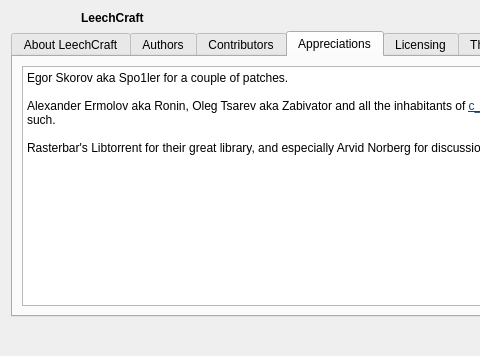
Before: the Qt Designer form src/aboutdialog.ui in 0xd34df00d/leechcraft, drawn with Qt 5; both pictures show x 0 to 480 and y 0 to 356 of the 876 by 356 pixel window.
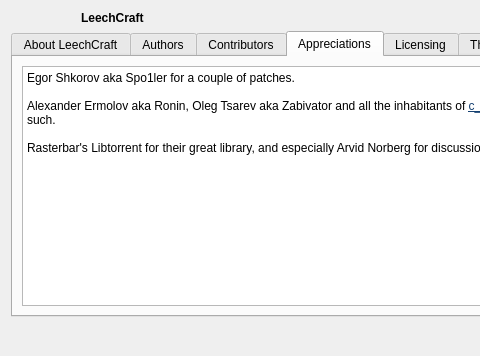
After: the same form once the commit is applied. The open tabs and pages were chosen to show the change. Icons and pictures are not drawn.

Commit message: Core: fixed Spo1ler.

What changed in the file:
```diff
--- a/src/aboutdialog.ui
+++ b/src/aboutdialog.ui
@@ -203,7 +203,7 @@
 &lt;html&gt;&lt;head&gt;&lt;meta name=&quot;qrichtext&quot; content=&quot;1&quot; /&gt;&lt;style type=&quot;text/css&quot;&gt;
 p, li { white-space: pre-wrap; }
 &lt;/style&gt;&lt;/head&gt;&lt;body style=&quot; font-family:'DejaVu Sans'; font-size:9pt; font-weight:400; font-style:normal;&quot;&gt;
-&lt;p style=&quot; margin-top:0px; margin-bottom:0px; margin-left:0px; margin-right:0px; -qt-block-indent:0; text-indent:0px;&quot;&gt;Egor Skorov aka Spo1ler for a couple of patches.&lt;/p&gt;
+&lt;p style=&quot; margin-top:0px; margin-bottom:0px; margin-left:0px; margin-right:0px; -qt-block-indent:0; text-indent:0px;&quot;&gt;Egor Shkorov aka Spo1ler for a couple of patches.&lt;/p&gt;
 &lt;p style=&quot;-qt-paragraph-type:empty; margin-top:0px; margin-bottom:0px; margin-left:0px; margin-right:0px; -qt-block-indent:0; text-indent:0px;&quot;&gt;&lt;/p&gt;
 &lt;p style=&quot; margin-top:0px; margin-bottom:0px; margin-left:0px; margin-right:0px; -qt-block-indent:0; text-indent:0px;&quot;&gt;Alexander Ermolov aka Ronin, Oleg Tsarev aka Zabivator and all the inhabitants of &lt;a href=&quot;xmpp:c_plus_plus@conference.jabber.ru&quot;&gt;&lt;span style=&quot; text-decoration: underline; color:#154071;&quot;&gt;c_plus_plus@conference.jabber.ru&lt;/span&gt;&lt;/a&gt; for countless discussions, ideas and such.&lt;/p&gt;
 &lt;p style=&quot;-qt-paragraph-type:empty; margin-top:0px; margin-bottom:0px; margin-left:0px; margin-right:0px; -qt-block-indent:0; text-indent:0px;&quot;&gt;&lt;/p&gt;
```
